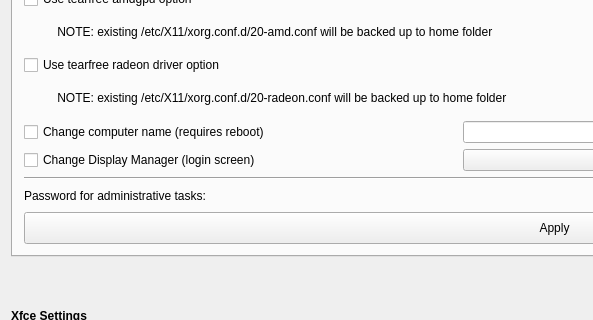
This is defaultlook.ui in MX-Linux/mx-tweak as Qt 5 draws it before an edit; both pictures show x 0 to 593 and y 385 to 705 of the 1109 by 829 pixel window. The edited form follows.
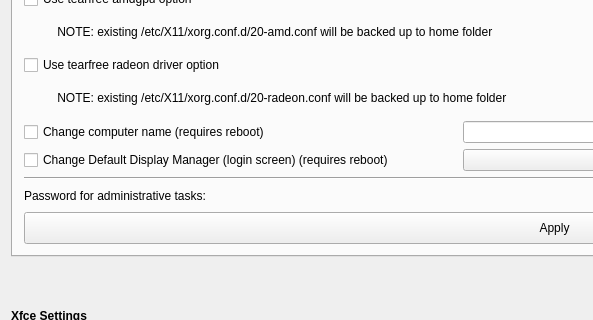
This is the edited form. Icons and pictures are not drawn.

Commit message: reset display manager checkbox on use

What changed in the file:
```diff
--- a/defaultlook.ui
+++ b/defaultlook.ui
@@ -2118,7 +2118,7 @@
          <item row="17" column="0">
           <widget class="QCheckBox" name="checkBoxDisplayManager">
            <property name="text">
-            <string>Change Display Manager (login screen)</string>
+            <string>Change Default Display Manager (login screen) (requires reboot)</string>
            </property>
           </widget>
          </item>
```
The commit also changes 1 other file.
